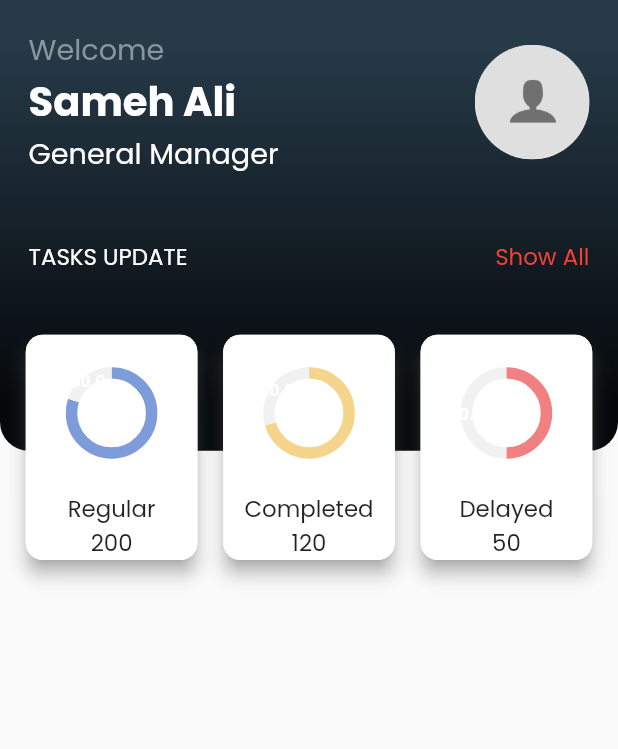
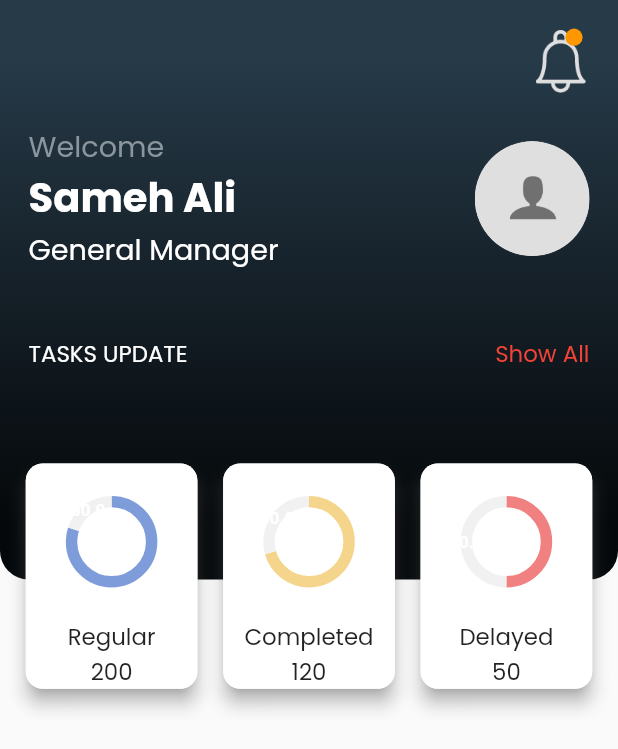
Before and after one commit to active4web/ECC, a Flutter app: the MainScreen screen opened directly, on a phone screen of 412 x 824 dp. Shown: the top 749 px of the screen. Run offline on Flutter 3.47's test engine with Material 2 defaults, Android fonts, the phone set to English and light mode, and no system bars; drawn by our look-alikes of fl_chart; our stand-ins replace bloc, equatable, flutter_bloc.

Commit message:
Main Screen of the home page is modified.

```diff
--- a/lib/view/home_widgets/main_screen.dart
+++ b/lib/view/home_widgets/main_screen.dart
@@ -31,7 +31,7 @@ class _MainScreenState extends State<MainScreen> {
                   // The header
                   Container(
                     padding: EdgeInsets.all(_screenUtil.setSp(50)),
-                    height: _screenUtil.setHeight(700),
+                    height: _screenUtil.setHeight(900),
                     decoration: BoxDecoration(
                       borderRadius: BorderRadius.only(
                         bottomLeft: Radius.circular(_screenUtil.setSp(50)),
@@ -50,6 +50,42 @@ class _MainScreenState extends State<MainScreen> {
                     ),
                     child: Column(
                       children: [
+                        // The notification part
+                        Row(
+                          mainAxisAlignment: MainAxisAlignment.end,
+                          children: [
+                            Stack(
+                              children: [
+                                // the notification icon
+                                Image.asset(
+                                  'assets/notification_icon.png',
+                                  height: _screenUtil.setHeight(100),
+                                  width: _screenUtil.setWidth(100),
+                                ),
+
+                                // the notification indication circle
+                                Positioned(
+                                  right: _screenUtil.setWidth(10),
+                                  top: 0.0,
+                                  child: Container(
+                                    height: _screenUtil.setWidth(30),
+                                    width: _screenUtil.setHeight(30),
+                                    decoration: BoxDecoration(
+                                      shape: BoxShape.circle,
+                                      color: Colors.orange,
+                                    ),
+                                  ),
+                                ),
+                              ],
+                            ),
+                          ],
+                        ),
+
+                        // Some Space
+                        SizedBox(
+                          height: _screenUtil.setHeight(50),
+                        ),
+
                         // Employee image and info
                         Row(
                           mainAxisAlignment: MainAxisAlignment.spaceBetween,
--- a/pubspec.yaml
+++ b/pubspec.yaml
@@ -57,6 +57,12 @@ flutter:
     - assets/attendance.png
     - assets/projects.png
     - assets/more.png
+    - assets/hr.png
+    - assets/finance.png
+    - assets/purchasing.png
+    - assets/reports.png
+    - assets/notifications.png
+    - assets/notification_icon.png
 
   # To add assets to your application, add an assets section, like this:
   # assets:
```
Also changed, not shown: assets/notification_icon.png (added).
